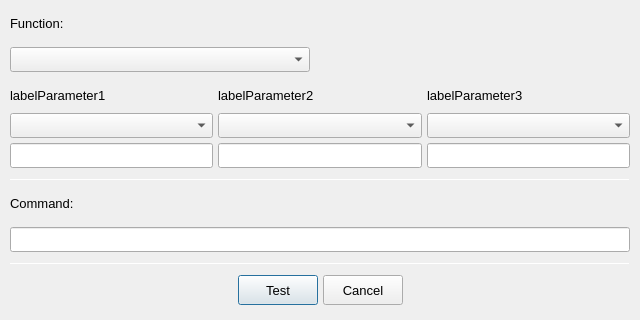
This is gui/TestOutputWindow.ui in PolybiusExtreme/OutputHooker as Qt 5 draws it before an edit. The edited form follows.
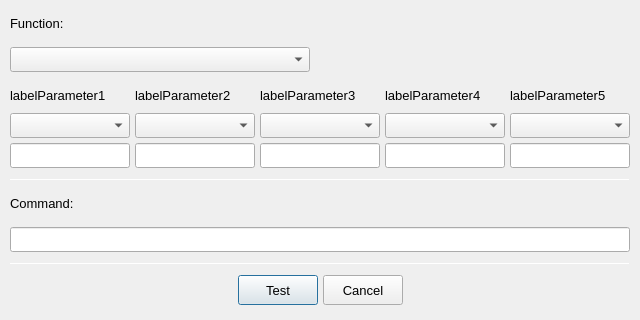
This is the edited form.

Patch:
```diff
--- a/gui/TestOutputWindow.ui
+++ b/gui/TestOutputWindow.ui
@@ -299,6 +299,152 @@
        </item>
       </layout>
      </item>
+     <item>
+      <layout class="QVBoxLayout" name="verticalLayout_Parameter4">
+       <property name="spacing">
+        <number>5</number>
+       </property>
+       <item>
+        <widget class="QLabel" name="labelParameter4">
+         <property name="minimumSize">
+          <size>
+           <width>0</width>
+           <height>25</height>
+          </size>
+         </property>
+         <property name="maximumSize">
+          <size>
+           <width>16777215</width>
+           <height>25</height>
+          </size>
+         </property>
+         <property name="font">
+          <font>
+           <pointsize>10</pointsize>
+          </font>
+         </property>
+         <property name="text">
+          <string>labelParameter4</string>
+         </property>
+        </widget>
+       </item>
+       <item>
+        <widget class="QComboBox" name="cbParameter4">
+         <property name="minimumSize">
+          <size>
+           <width>0</width>
+           <height>25</height>
+          </size>
+         </property>
+         <property name="maximumSize">
+          <size>
+           <width>16777215</width>
+           <height>25</height>
+          </size>
+         </property>
+         <property name="font">
+          <font>
+           <pointsize>10</pointsize>
+          </font>
+         </property>
+        </widget>
+       </item>
+       <item>
+        <widget class="QLineEdit" name="lineEditParameter4">
+         <property name="minimumSize">
+          <size>
+           <width>0</width>
+           <height>25</height>
+          </size>
+         </property>
+         <property name="maximumSize">
+          <size>
+           <width>16777215</width>
+           <height>25</height>
+          </size>
+         </property>
+         <property name="font">
+          <font>
+           <pointsize>10</pointsize>
+          </font>
+         </property>
+        </widget>
+       </item>
+      </layout>
+     </item>
+     <item>
+      <layout class="QVBoxLayout" name="verticalLayout_Parameter5">
+       <property name="spacing">
+        <number>5</number>
+       </property>
+       <item>
+        <widget class="QLabel" name="labelParameter5">
+         <property name="minimumSize">
+          <size>
+           <width>0</width>
+           <height>25</height>
+          </size>
+         </property>
+         <property name="maximumSize">
+          <size>
+           <width>16777215</width>
+           <height>25</height>
+          </size>
+         </property>
+         <property name="font">
+          <font>
+           <pointsize>10</pointsize>
+          </font>
+         </property>
+         <property name="text">
+          <string>labelParameter5</string>
+         </property>
+        </widget>
+       </item>
+       <item>
+        <widget class="QComboBox" name="cbParameter5">
+         <property name="minimumSize">
+          <size>
+           <width>0</width>
+           <height>25</height>
+          </size>
+         </property>
+         <property name="maximumSize">
+          <size>
+           <width>16777215</width>
+           <height>25</height>
+          </size>
+         </property>
+         <property name="font">
+          <font>
+           <pointsize>10</pointsize>
+          </font>
+         </property>
+        </widget>
+       </item>
+       <item>
+        <widget class="QLineEdit" name="lineEditParameter5">
+         <property name="minimumSize">
+          <size>
+           <width>0</width>
+           <height>25</height>
+          </size>
+         </property>
+         <property name="maximumSize">
+          <size>
+           <width>16777215</width>
+           <height>25</height>
+          </size>
+         </property>
+         <property name="font">
+          <font>
+           <pointsize>10</pointsize>
+          </font>
+         </property>
+        </widget>
+       </item>
+      </layout>
+     </item>
     </layout>
    </item>
    <item>
```
